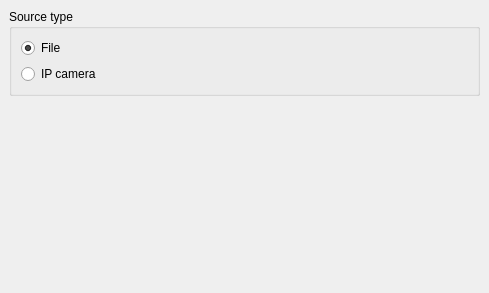
This is ui/videosourcedock.ui in krajsz/traffic-counter-opencv as Qt 5 draws it before an edit. The edited form follows.
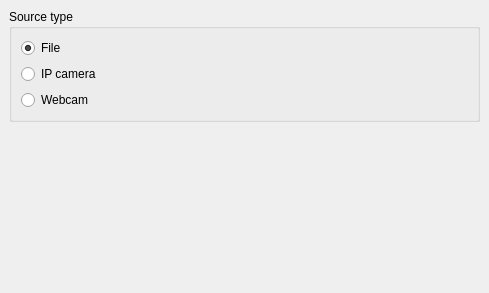
This is the edited form.

Commit message: New CameraVideoSource added, further improvements.

Patch:
```diff
--- a/ui/videosourcedock.ui
+++ b/ui/videosourcedock.ui
@@ -41,6 +41,13 @@
          </property>
         </widget>
        </item>
+       <item>
+        <widget class="QRadioButton" name="webcamSourceRadioButton">
+         <property name="text">
+          <string>Webcam</string>
+         </property>
+        </widget>
+       </item>
       </layout>
      </widget>
     </item>
@@ -49,9 +56,7 @@
       <property name="currentIndex">
        <number>0</number>
       </property>
-      <widget class="QWidget" name="page">
-       <zorder>sourceTypeGroupBox</zorder>
-      </widget>
+      <widget class="QWidget" name="page"/>
       <widget class="QWidget" name="page_2"/>
      </widget>
     </item>
```
Left out of the diff: 2 changed lines with no effect on the pictures. The commit also changes 15 other files.
